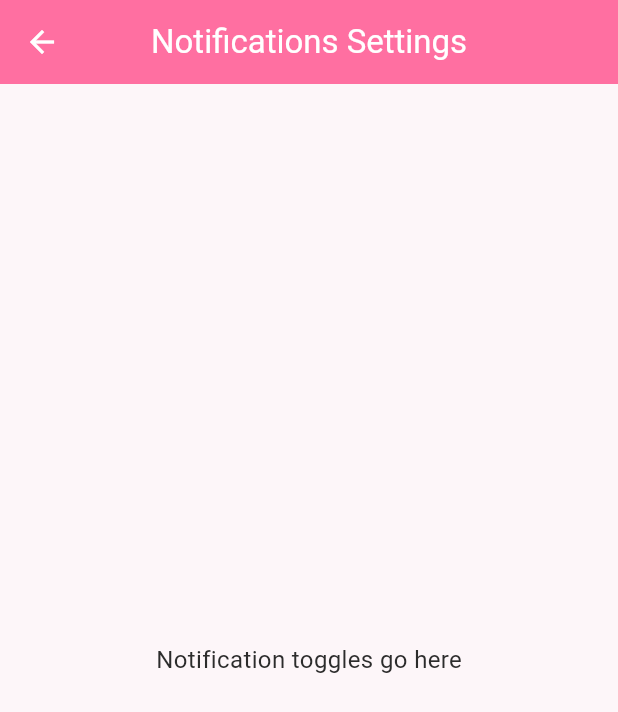
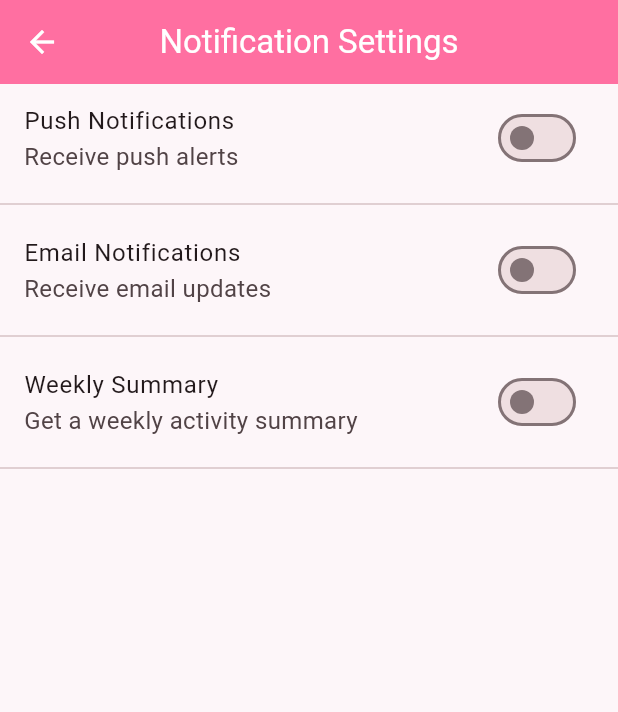
Before and after one commit to sadman2762/CampusConnect, a Flutter app: the NotificationsSettingsScreen screen opened by its route, on a phone screen of 412 x 824 dp. Shown: the top 712 px of the screen. Run offline on Flutter 3.47's test engine with Material 3 defaults, Android fonts, the phone set to English and light mode, and no system bars; our stand-ins replace cloud_firestore, cloud_functions, file_picker, firebase_auth, firebase_core, firebase_storage and 2 more; accounts and stored records are empty; Roboto replaces fonts that are missing (Poppins).

```diff
--- a/lib/screens/settings/notifications_settings_screen.dart
+++ b/lib/screens/settings/notifications_settings_screen.dart
@@ -1,14 +1,95 @@
+// lib/screens/settings/notifications_settings_screen.dart
+
+import 'package:cloud_firestore/cloud_firestore.dart';
+import 'package:firebase_auth/firebase_auth.dart';
 import 'package:flutter/material.dart';
+import '../../theme/theme.dart';
 
-class NotificationsSettingsScreen extends StatelessWidget {
+class NotificationsSettingsScreen extends StatefulWidget {
   static const routeName = '/settings/notifications';
   const NotificationsSettingsScreen({Key? key}) : super(key: key);
 
   @override
+  State<NotificationsSettingsScreen> createState() =>
+      _NotificationsSettingsScreenState();
+}
+
+class _NotificationsSettingsScreenState
+    extends State<NotificationsSettingsScreen> {
+  final _user = FirebaseAuth.instance.currentUser!;
+  final _firestore = FirebaseFirestore.instance;
+
+  bool _loading = true;
+  bool _push = true;
+  bool _email = true;
+  bool _weekly = false;
+
+  @override
+  void initState() {
+    super.initState();
+    _loadNotificationSettings();
+  }
+
+  Future<void> _loadNotificationSettings() async {
+    final doc = await _firestore.collection('users').doc(_user.uid).get();
+    final data = doc.data()?['notifications'] as Map<String, dynamic>? ?? {};
+    setState(() {
+      _push = data['push'] as bool? ?? true;
+      _email = data['email'] as bool? ?? true;
+      _weekly = data['weeklySummary'] as bool? ?? false;
+      _loading = false;
+    });
+  }
+
+  Future<void> _updateNotification(String key, bool value) {
+    return _firestore.collection('users').doc(_user.uid).set({
+      'notifications': {key: value}
+    }, SetOptions(merge: true));
+  }
+
+  @override
   Widget build(BuildContext context) {
     return Scaffold(
-      appBar: AppBar(title: const Text('Notifications Settings')),
-      body: const Center(child: Text('Notification toggles go here')),
+      appBar: AppBar(
+        title: const Text('Notification Settings'),
+        backgroundColor: AppColors.primary,
+      ),
+      body: _loading
+          ? const Center(child: CircularProgressIndicator())
+          : ListView(
+              children: [
+                SwitchListTile(
+                  title: const Text('Push Notifications'),
+                  subtitle: const Text('Receive push alerts'),
+                  value: _push,
+                  onChanged: (val) {
+                    setState(() => _push = val);
+                    _updateNotification('push', val);
+                  },
+                ),
+                const Divider(),
+                SwitchListTile(
+                  title: const Text('Email Notifications'),
+                  subtitle: const Text('Receive email updates'),
+                  value: _email,
+                  onChanged: (val) {
+                    setState(() => _email = val);
+                    _updateNotification('email', val);
+                  },
+                ),
+                const Divider(),
+                SwitchListTile(
+                  title: const Text('Weekly Summary'),
+                  subtitle: const Text('Get a weekly activity summary'),
+                  value: _weekly,
+                  onChanged: (val) {
+                    setState(() => _weekly = val);
+                    _updateNotification('weeklySummary', val);
+                  },
+                ),
+                const Divider(),
+              ],
+            ),
     );
   }
 }
```
Also changed, not shown: lib/screens/student_feed/student_feed_screen.dart (+30 -20 lines), lib/screens/student_feed/widgets/feed_card.dart (+60 -8 lines).
